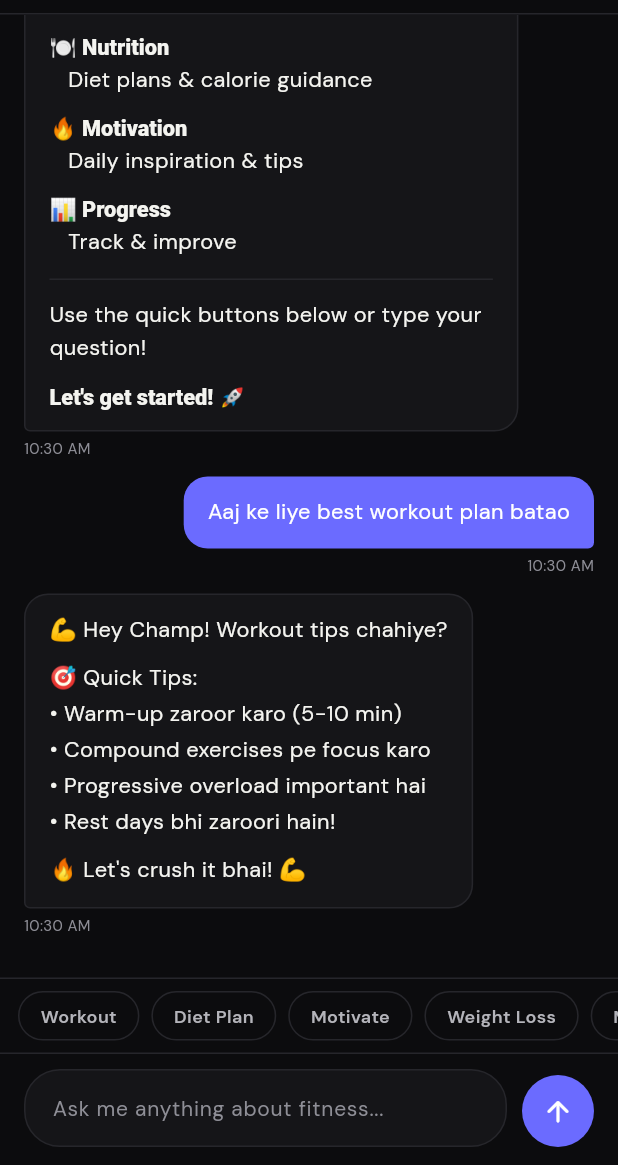
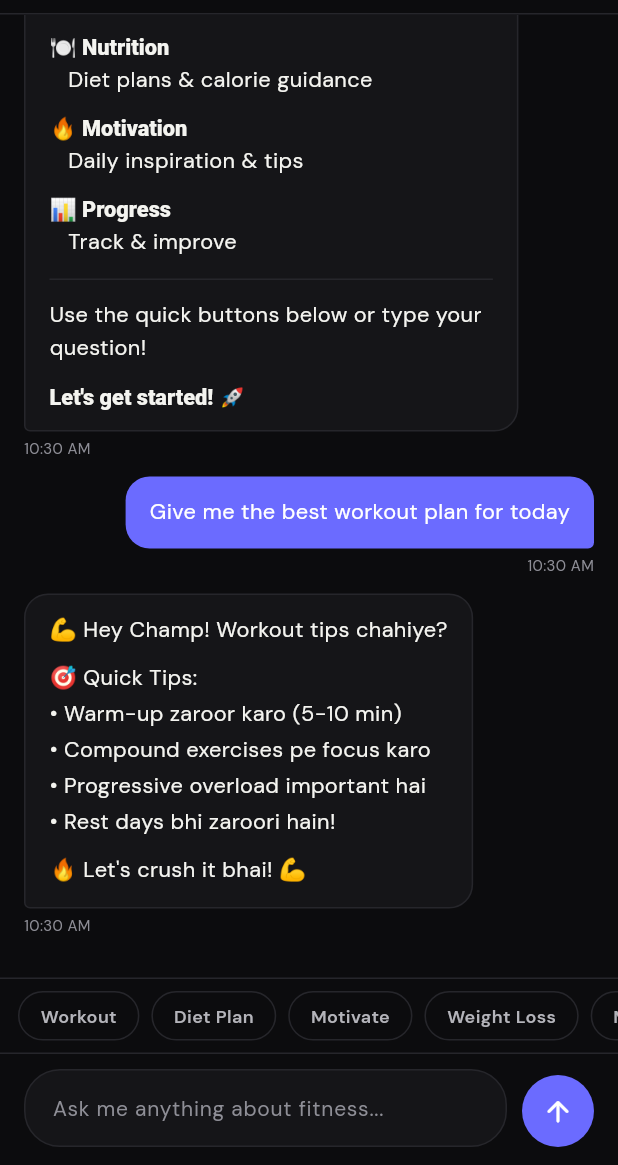
Before and after one commit to fahad2bhatti/fitgenie, a Flutter app: the _AICoachScreen screen opened directly with empty values, after a tap on "Workout", on a phone screen of 412 x 824 dp, the part 71-1236 px from its top. Run offline on Flutter 3.47's test engine with Material 3 defaults, Android fonts, the phone set to English and light mode, and no system bars; our stand-ins replace cached_network_image, cloud_firestore, connectivity_plus, firebase_auth, firebase_core, fl_chart and 11 more; missing offline and left inert: in_app_update, mobile_scanner; accounts and stored records are empty; statements that could not run were skipped.

Commit message:
l10n r5c

```diff
--- a/lib/screens/challenges_screen.dart
+++ b/lib/screens/challenges_screen.dart
@@ -1228,7 +1228,7 @@
                 borderRadius: BorderRadius.circular(20),
               ),
               child: Text(
-                isUnlocked ? '✅ Unlocked!' : '+${achievement.points} XP',
+                isUnlocked ? AppStrings.get('challenges_badge_unlocked') : '+${achievement.points} XP',
                 style: TextStyle(
                   color: isUnlocked
                       ? FitGenieTheme.success
--- a/lib/screens/shell_screen.dart
+++ b/lib/screens/shell_screen.dart
@@ -417,17 +417,17 @@
         padding: const EdgeInsets.symmetric(horizontal: 12, vertical: 8),
         children: [
           _buildQuickChip(AppStrings.get('chat_workout'),
-              'Aaj ke liye best workout plan batao'),
+              AppStrings.get('chat_msg_workout')),
           _buildQuickChip(
-              AppStrings.get('chat_diet'), 'Mera diet plan bana do'),
+              AppStrings.get('chat_diet'), AppStrings.get('chat_msg_diet')),
           _buildQuickChip(
-              AppStrings.get('chat_motivate'), 'Mujhe motivate karo!'),
+              AppStrings.get('chat_motivate'), AppStrings.get('chat_msg_motivate')),
           _buildQuickChip(
-              AppStrings.get('chat_weight_loss'), 'Weight loss tips do'),
+              AppStrings.get('chat_weight_loss'), AppStrings.get('chat_msg_weight_loss')),
           _buildQuickChip(
-              AppStrings.get('chat_muscle_gain'), 'Muscle kaise banaye?'),
+              AppStrings.get('chat_muscle_gain'), AppStrings.get('chat_msg_muscle_gain')),
           _buildQuickChip(
-              AppStrings.get('chat_hydration'), 'Pani kitna peena chahiye?'),
+              AppStrings.get('chat_hydration'), AppStrings.get('chat_msg_hydration')),
           _buildQuickChip(
               AppStrings.get('chat_recovery'), 'Recovery tips batao'),
         ],
--- a/lib/screens/workout_plan_screen.dart
+++ b/lib/screens/workout_plan_screen.dart
@@ -397,7 +397,7 @@
             title: Text(planExercise.exerciseId,
                 maxLines: 1, overflow: TextOverflow.ellipsis),
             subtitle: Text(
-              '${planExercise.sets} sets × ${planExercise.reps}',
+              '${planExercise.sets} ${AppStrings.get('workout_detail_sets')} × ${planExercise.reps}',
               style: TextStyle(color: FitGenieTheme.muted),
               maxLines: 1,
               overflow: TextOverflow.ellipsis,
```
Also changed, not shown: lib/core/app_strings.dart (+16 -0 lines).
